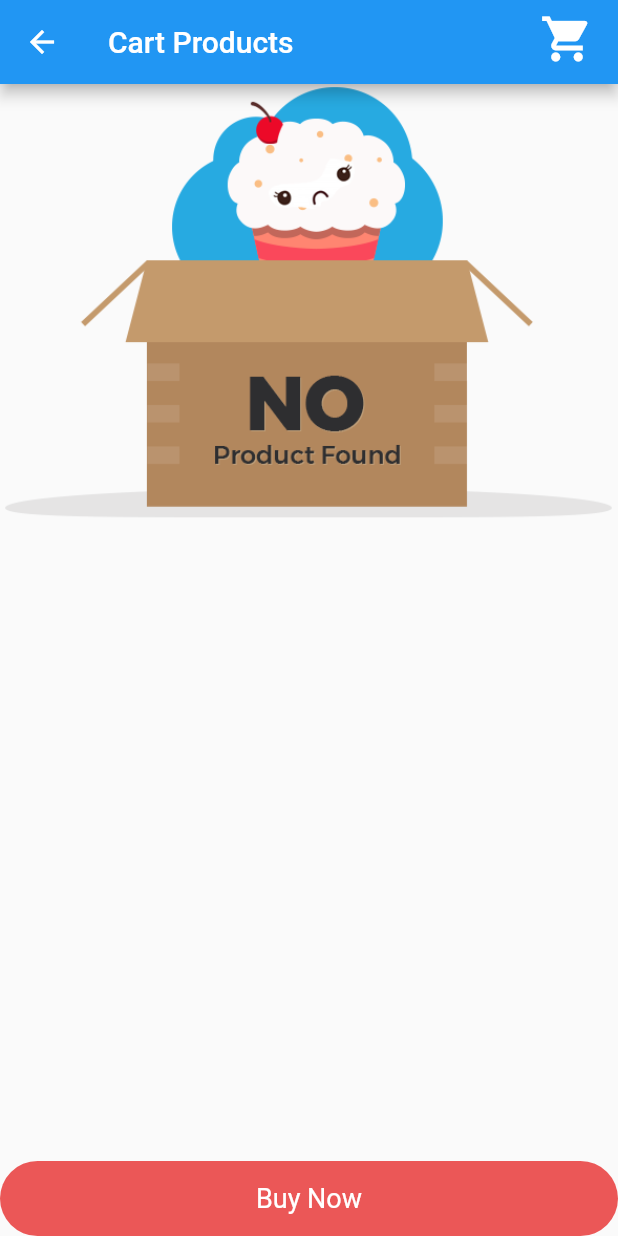
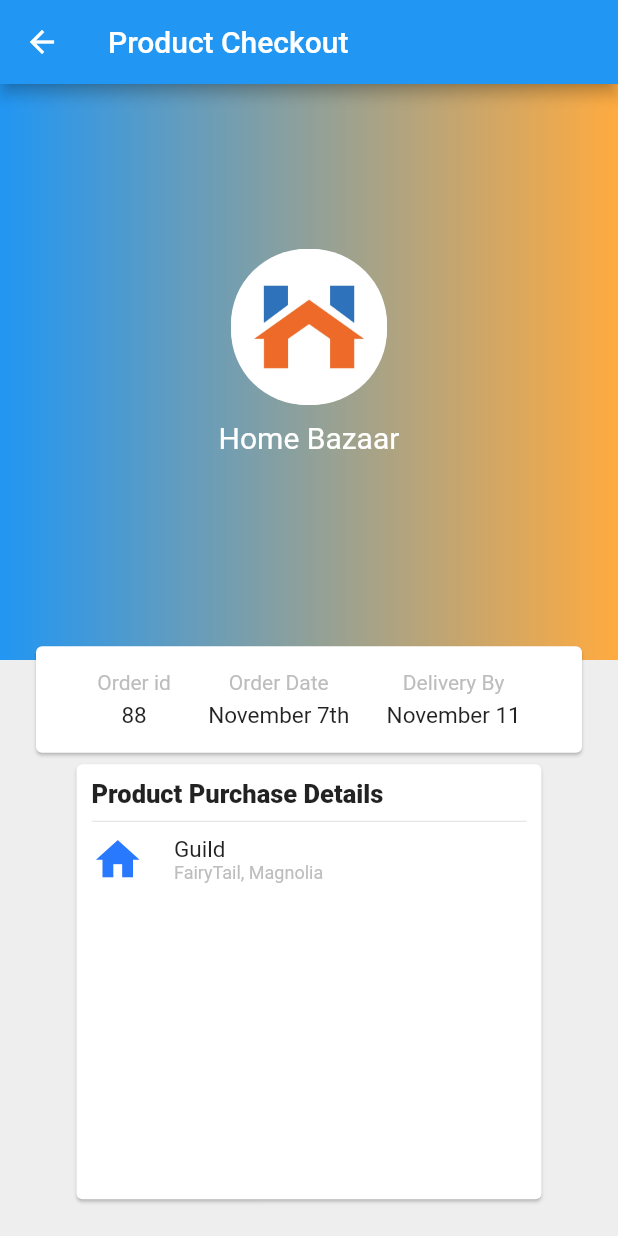
Before and after one commit to soumen88/homebazaar, a Flutter app: the CartProductScreenPage screen opened directly with empty values, after a tap on "Buy Now", on a phone screen of 412 x 824 dp. Run offline on Flutter 3.47's test engine with Material 2 defaults, Android fonts, the phone set to English and light mode, and no system bars; our stand-ins replace auto_route, dio, flutter_riverpod, flutter_svg, freezed_annotation, rflutter_alert and 1 more; accounts and stored records are empty; project files that could hold a hidden picture were left out.

Commit message:
Checkout screen started

```diff
--- a/lib/cart/CartProductScreenPage.dart
+++ b/lib/cart/CartProductScreenPage.dart
@@ -10,6 +10,7 @@ import 'package:homebazaar/components/NavBar.dart';
 import 'package:homebazaar/components/QuantityCounter.dart';
 import 'package:homebazaar/productslisting/Products.dart';
 import 'package:homebazaar/providers/Providers.dart';
+import 'package:homebazaar/routes/AppRouter.gr.dart';
 import 'package:rflutter_alert/rflutter_alert.dart';
 import 'dart:developer' as developer;
 
@@ -163,10 +164,7 @@ class _CartProductScreenPageState extends State<CartProductScreenPage> {
   }
 
   void prepareCheckoutcart(){
-    treeMap.forEach((key, value){
-      developer.log(currentScreen ,name: "Value $value");
-    });
-    //context.read(productListProvider.notifier).getSavedProductsfromCart();
+    context.router.push(CheckOutScreenRoute());
   }
   Future<bool> _onWillPop()  async {
 
--- /dev/null
+++ b/lib/checkout/CheckOutScreenPage.dart
@@ -0,0 +1,171 @@
+import 'package:flutter/material.dart';
+import 'package:flutter_riverpod/flutter_riverpod.dart';
+
+class CheckOutScreenPage extends ConsumerWidget {
+  @override
+  Widget build(BuildContext context, ScopedReader watch) {
+    return Scaffold(
+      appBar: AppBar(title: Text("Product Checkout")),
+      body: Stack(
+        children: [
+          Column(
+            children: [
+              Expanded(
+                flex:5,
+                child:Container(
+                  width: double.infinity,
+                  decoration: BoxDecoration(
+                    gradient: LinearGradient(
+                      colors: [Colors.blue,Colors.orangeAccent],
+                    ),
+                  ),
+                  child: Column(
+                      children: [
+                        SizedBox(height: 110.0,),
+                        CircleAvatar(radius: (52),
+                            backgroundColor: Colors.white,
+                            child: ClipRRect(
+                              borderRadius:BorderRadius.circular(50),
+                              child: Image.asset("assets/homebazaar.jpg"),
+                            )
+                        ),
+                        SizedBox(height: 10.0,),
+                        Text('Home Bazaar',
+                            style: TextStyle(
+                              color:Colors.white,
+                              fontSize: 20.0,
+                            )),
+                        SizedBox(height: 10.0,),
+                      ]
+                  ),
+                ),
+              ),
+
+              Expanded(
+                flex:5,
+                child: Container(
+                  color: Colors.grey[200],
+                  child: Center(
+                      child:Card(
+                          margin: EdgeInsets.fromLTRB(0.0, 45.0, 0.0, 0.0),
+                          child: Container(
+                              width: 310.0,
+                              height:290.0,
+                              child: Padding(
+                                padding: EdgeInsets.all(10.0),
+                                child: Column(
+                                  crossAxisAlignment: CrossAxisAlignment.start,
+                                  children: [
+                                    Text("Product Purchase Details",
+                                      style: TextStyle(
+                                        fontSize: 17.0,
+                                        fontWeight: FontWeight.w800,
+                                      ),),
+                                    Divider(color: Colors.grey[300],),
+                                    Row(
+                                      mainAxisAlignment: MainAxisAlignment.start,
+                                      children: [
+                                        Icon(
+                                          Icons.home,
+                                          color: Colors.blueAccent[400],
+                                          size: 35,
+                                        ),
+                                        SizedBox(width: 20.0,),
+                                        Column(
+                                          crossAxisAlignment: CrossAxisAlignment.start,
+                                          children: [
+                                            Text("Guild",
+                                              style: TextStyle(
+                                                fontSize: 15.0,
+                                              ),),
+                                            Text("FairyTail, Magnolia",
+                                              style: TextStyle(
+                                                fontSize: 12.0,
+                                                color: Colors.grey[400],
+                                              ),)
+                                          ],
+                                        )
+
+                                      ],
+                                    ),
+                                  ],
+                                ),
+                              )
+                          )
+                      )
+                  ),
+                ),
+              ),
+
+            ],
+          ),
+          Positioned(
+              top:MediaQuery.of(context).size.height*0.45,
+              left: 20.0,
+              right: 20.0,
+              child: Card(
+                  child: Padding(
+                    padding:EdgeInsets.all(16.0),
+                    child: Row(
+                      mainAxisAlignment: MainAxisAlignment.spaceEvenly,
+                      children: [
+                        Container(
+                            child:Column(
+                              children: [
+                                Text('Order id',
+                                  style: TextStyle(
+                                      color: Colors.grey[400],
+                                      fontSize: 14.0
+                                  ),),
+                                SizedBox(height: 5.0,),
+                                Text("88",
+                                  style: TextStyle(
+                                    fontSize: 15.0,
+                                  ),)
+                              ],
+                            )
+                        ),
+
+                        Container(
+                          child: Column(
+                              children: [
+                                Text('Order Date',
+                                  style: TextStyle(
+                                      color: Colors.grey[400],
+                                      fontSize: 14.0
+                                  ),),
+                                SizedBox(height: 5.0,),
+                                Text('November 7th',
+                                  style: TextStyle(
+                                    fontSize: 15.0,
+                                  ),)
+                              ]),
+                        ),
+
+                        Container(
+                            child:Column(
+                              children: [
+                                Text('Delivery By',
+                                  style: TextStyle(
+                                      color: Colors.grey[400],
+                                      fontSize: 14.0
+                                  ),),
+                                SizedBox(height: 5.0,),
+                                Text('November 11',
+                                  style: TextStyle(
+                                    fontSize: 15.0,
+                                  ),)
+                              ],
+                            )
+                        ),
+                      ],
+                    ),
+                  )
+              )
+          )
+        ],
+
+      ),
+    );
+  }
+}
--- a/lib/routes/AppRouter.dart
+++ b/lib/routes/AppRouter.dart
@@ -1,6 +1,7 @@
 
 import 'package:auto_route/annotations.dart';
 import 'package:homebazaar/cart/CartProductScreenPage.dart';
+import 'package:homebazaar/checkout/CheckOutScreenPage.dart';
 import 'package:homebazaar/login/LoginScreenPage.dart';
 import 'package:homebazaar/filters/FilterProductsScreenPage.dart';
 import 'package:homebazaar/productslisting/ProductsListingScreenPage.dart';
@@ -58,6 +59,13 @@ import 'package:homebazaar/splashscreen/SplashScreenPage.dart';
           RedirectRoute(path: '*', redirectTo: ''),
         ]
       ),
+      AutoRoute(
+        path: "/checkoutscreen",
+        page: CheckOutScreenPage,
+        children: [
+          RedirectRoute(path: '*', redirectTo: ''),
+        ]
+      ),
     ]
 )
 class $AppRouter{
```
Also changed, not shown: lib/routes/AppRouter.gr.dart.
